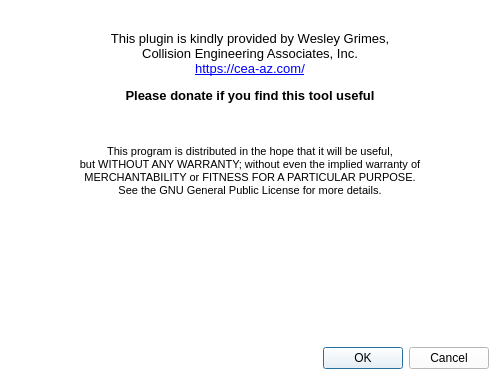
Before: the Qt Designer form plugins/core/Standard/qBroom/ui/disclaimerDlg.ui in CloudCompare/CloudCompare, drawn with Qt 5.
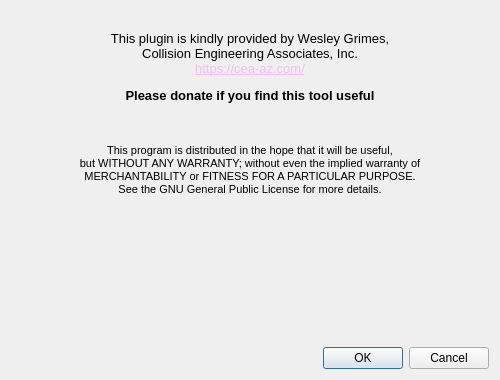
After: the same form once the commit is applied. Icons and pictures are not drawn.

Diff of the .ui file:
```diff
--- a/plugins/core/Standard/qBroom/ui/disclaimerDlg.ui
+++ b/plugins/core/Standard/qBroom/ui/disclaimerDlg.ui
@@ -17,9 +17,6 @@
    <iconset resource="../qBroom.qrc">
     <normaloff>:/CC/plugin/qBroom/images/qBroom.png</normaloff>:/CC/plugin/qBroom/images/qBroom.png</iconset>
   </property>
-  <property name="styleSheet">
-   <string notr="true">background-color: white</string>
-  </property>
   <layout class="QVBoxLayout" name="verticalLayout">
    <item>
     <widget class="QLabel" name="logoLabel">
@@ -38,26 +35,15 @@
     <widget class="QLabel" name="label">
      <property name="text">
       <string>&lt;!DOCTYPE HTML PUBLIC &quot;-//W3C//DTD HTML 4.0//EN&quot; &quot;http://www.w3.org/TR/REC-html40/strict.dtd&quot;&gt;
-&lt;html&gt;&lt;head&gt;&lt;meta name=&quot;qrichtext&quot; content=&quot;1&quot; /&gt;&lt;style type=&quot;text/css&quot;&gt;
+&lt;html&gt;&lt;head&gt;&lt;meta name=&quot;qrichtext&quot; content=&quot;1&quot; /&gt;&lt;meta charset=&quot;utf-8&quot; /&gt;&lt;style type=&quot;text/css&quot;&gt;
 p, li { white-space: pre-wrap; }
-&lt;/style&gt;&lt;/head&gt;&lt;body style=&quot; font-family:'MS Shell Dlg 2'; font-size:10pt; font-weight:400; font-style:normal;&quot;&gt;
-&lt;p align=&quot;center&quot;&gt;
-This plugin is kindly provided by Wesley Grimes,
-&lt;br/&gt;
-Collision Engineering Associates, Inc.
-&lt;br/&gt;
-&lt;a href=&quot;https://cea-az.com/&quot;&gt;https://cea-az.com/&lt;/a&gt;
-&lt;/p&gt;
-&lt;p align=&quot;center&quot;&gt;
-&lt;b&gt;Please donate if you find this tool useful&lt;/b&gt;
-&lt;br/&gt;
-&lt;br/&gt;
-&lt;a href=&quot;https://www.paypal.com/cgi-bin/webscr?cmd=_s-xclick&amp;amp;hosted_button_id=DZAYQVLL8MMNL&quot;&gt;&lt;img src=&quot;:/CC/plugin/qBroom/btn_donateCC_LG.gif&quot; /&gt;&lt;/a&gt;
-&lt;/p&gt;
-&lt;p align=&quot;center&quot; style=&quot;font-size:8pt;&quot;&gt;This program is distributed in the hope that it will be useful,
-&lt;br/&gt;but WITHOUT ANY WARRANTY; without even the implied warranty of &lt;br/&gt;MERCHANTABILITY or FITNESS FOR A PARTICULAR PURPOSE.
-&lt;br/&gt;See the GNU General Public License for more details.&lt;/p&gt;
-&lt;/body&gt;&lt;/html&gt;</string>
+hr { height: 1px; border-width: 0; }
+li.unchecked::marker { content: &quot;\2610&quot;; }
+li.checked::marker { content: &quot;\2612&quot;; }
+&lt;/style&gt;&lt;/head&gt;&lt;body style=&quot; font-family:'Segoe UI'; font-size:9pt; font-weight:400; font-style:normal;&quot;&gt;
+&lt;p align=&quot;center&quot; style=&quot; margin-top:12px; margin-bottom:12px; margin-left:0px; margin-right:0px; -qt-block-indent:0; text-indent:0px;&quot;&gt;&lt;span style=&quot; font-family:'MS Shell Dlg 2'; font-size:10pt;&quot;&gt;This plugin is kindly provided by Wesley Grimes,&lt;br /&gt;Collision Engineering Associates, Inc.&lt;br /&gt;&lt;/span&gt;&lt;a href=&quot;https://cea-az.com/&quot;&gt;&lt;span style=&quot; font-family:'MS Shell Dlg 2'; font-size:10pt; text-decoration: underline; color:#f0c0f4;&quot;&gt;https://cea-az.com/&lt;/span&gt;&lt;/a&gt;&lt;/p&gt;
+&lt;p align=&quot;center&quot; style=&quot; margin-top:12px; margin-bottom:12px; margin-left:0px; margin-right:0px; -qt-block-indent:0; text-indent:0px;&quot;&gt;&lt;span style=&quot; font-family:'MS Shell Dlg 2'; font-size:10pt; font-weight:700;&quot;&gt;Please donate if you find this tool useful&lt;/span&gt;&lt;span style=&quot; font-family:'MS Shell Dlg 2'; font-size:10pt;&quot;&gt;&lt;br /&gt;&lt;br /&gt;&lt;/span&gt;&lt;img src=&quot;:/CC/plugin/qBroom/images/btn_donateCC_LG.gif&quot; /&gt;&lt;/p&gt;
+&lt;p align=&quot;center&quot; style=&quot; margin-top:12px; margin-bottom:12px; margin-left:0px; margin-right:0px; -qt-block-indent:0; text-indent:0px;&quot;&gt;&lt;span style=&quot; font-family:'MS Shell Dlg 2'; font-size:8pt;&quot;&gt;This program is distributed in the hope that it will be useful,&lt;br /&gt;but WITHOUT ANY WARRANTY; without even the implied warranty of &lt;br /&gt;MERCHANTABILITY or FITNESS FOR A PARTICULAR PURPOSE.&lt;br /&gt;See the GNU General Public License for more details.&lt;/span&gt;&lt;/p&gt;&lt;/body&gt;&lt;/html&gt;</string>
      </property>
      <property name="openExternalLinks">
       <bool>true</bool>
```
Left out of the diff: 8 changed lines with no effect on the pictures.
